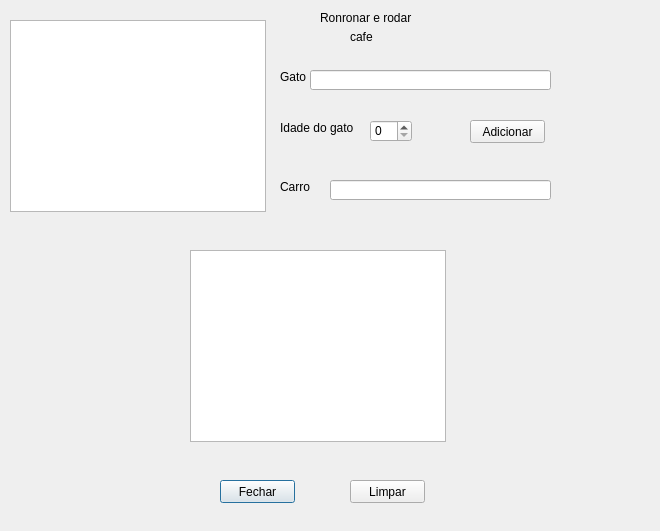
Qt form Semestre-4/python/QT/Ronronar&Rodar-cafe/untitled.ui (OtavioDSP/TDS-exercises) before a commit.
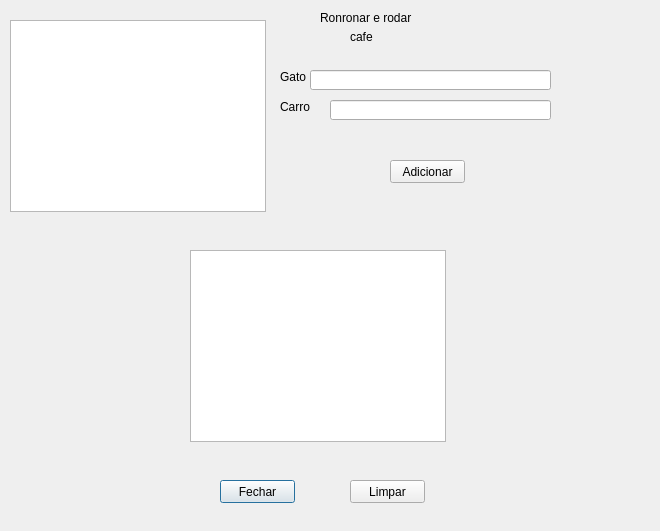
The same form after that commit.

Patch:
```diff
--- a/Semestre-4/python/QT/Ronronar&Rodar-cafe/untitled.ui
+++ b/Semestre-4/python/QT/Ronronar&Rodar-cafe/untitled.ui
@@ -17,7 +17,7 @@
    <property name="geometry">
     <rect>
      <x>280</x>
-     <y>180</y>
+     <y>100</y>
      <width>47</width>
      <height>13</height>
     </rect>
@@ -49,19 +49,6 @@
     <string>Gato</string>
    </property>
   </widget>
-  <widget class="QLabel" name="label_3">
-   <property name="geometry">
-    <rect>
-     <x>280</x>
-     <y>120</y>
-     <width>81</width>
-     <height>16</height>
-    </rect>
-   </property>
-   <property name="text">
-    <string>Idade do gato</string>
-   </property>
-  </widget>
   <widget class="QLineEdit" name="lineGato">
    <property name="geometry">
     <rect>
@@ -76,22 +63,12 @@
    <property name="geometry">
     <rect>
      <x>330</x>
-     <y>180</y>
+     <y>100</y>
      <width>221</width>
      <height>20</height>
     </rect>
    </property>
   </widget>
-  <widget class="QSpinBox" name="spGatoIdade">
-   <property name="geometry">
-    <rect>
-     <x>370</x>
-     <y>120</y>
-     <width>42</width>
-     <height>22</height>
-    </rect>
-   </property>
-  </widget>
   <widget class="QLabel" name="label_4">
    <property name="geometry">
     <rect>
@@ -157,8 +134,8 @@
   <widget class="QPushButton" name="btnAdicionar">
    <property name="geometry">
     <rect>
-     <x>470</x>
-     <y>120</y>
+     <x>390</x>
+     <y>160</y>
      <width>75</width>
      <height>23</height>
     </rect>
```
Left out of the diff: 2 changed lines with no effect on the pictures.
